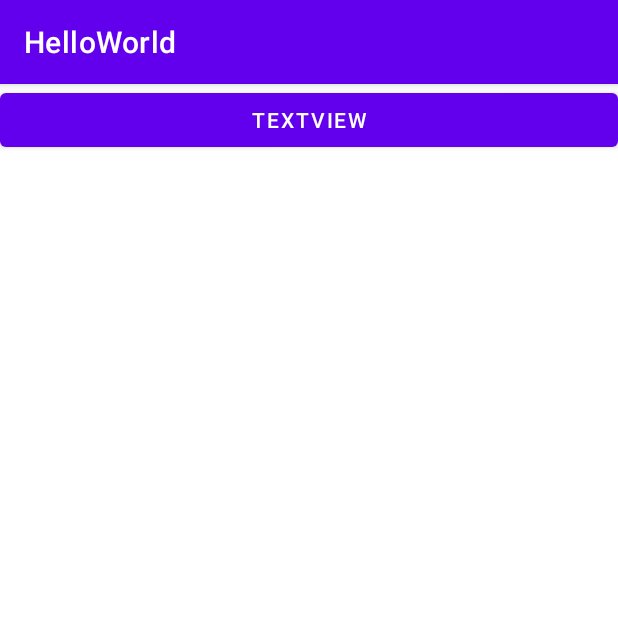
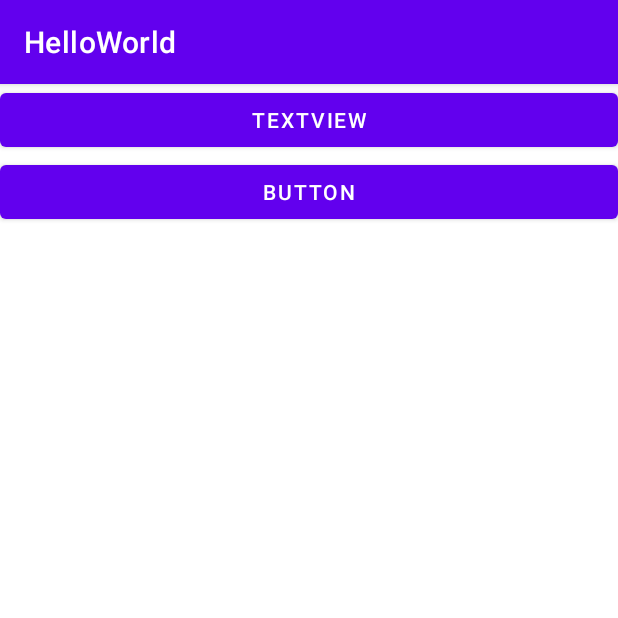
Before and after one commit to geeksfan/Android_Demo, an Android app: the screen it shows after launch (MainActivity), on a phone screen of 412 x 824 dp, the top half of it. Run offline under Robolectric (Android 15) with nearby library versions, the phone set to English and light mode, and no system bars.

Commit message:
2-3 Button 第一次

```diff
--- a/app/src/main/AndroidManifest.xml
+++ b/app/src/main/AndroidManifest.xml
@@ -9,7 +9,8 @@
         android:roundIcon="@mipmap/ic_launcher_round"
         android:supportsRtl="true"
         android:theme="@style/Theme.HelloWorld">
-        <activity android:name=".TextViexActivity"></activity>
+        <activity android:name=".ButtonActivity"></activity>
+        <activity android:name=".TextViexActivity" />
         <activity android:name=".MainActivity">
             <intent-filter>
                 <action android:name="android.intent.action.MAIN" />
--- a/app/src/main/java/com/smart4s/app/merchant/helloworld/MainActivity.java
+++ b/app/src/main/java/com/smart4s/app/merchant/helloworld/MainActivity.java
@@ -10,6 +10,7 @@ import androidx.appcompat.app.AppCompatActivity;
 public class MainActivity extends AppCompatActivity {
 
     private Button mBtnTextView;
+    private Button mTbnButton;
 
     @Override
     protected void onCreate(Bundle savedInstanceState) {
@@ -24,5 +25,14 @@ public class MainActivity extends AppCompatActivity {
                 startActivity(intent);
             }
         });
+
+        mTbnButton = findViewById(R.id.btn_button);
+        mTbnButton.setOnClickListener(new View.OnClickListener() {
+            @Override
+            public void onClick(View view) {
+                Intent intent = new Intent(MainActivity.this, ButtonActivity.class);
+                startActivity(intent);
+            }
+        });
     }
 }
--- a/app/src/main/res/layout/activity_main.xml
+++ b/app/src/main/res/layout/activity_main.xml
@@ -10,5 +10,11 @@
         android:layout_height="wrap_content"
         android:text="TextView"/>
 
+    <Button
+        android:id="@+id/btn_button"
+        android:layout_width="match_parent"
+        android:layout_height="wrap_content"
+        android:text="Button"/>
+
 
 </LinearLayout>
--- a/app/src/main/res/values/strings.xml
+++ b/app/src/main/res/values/strings.xml
@@ -2,4 +2,5 @@
     <string name="app_name">HelloWorld</string>
     <string name="tv_test1">张小盒张小盒</string>
     <string name="tv_test2">张小盒张小盒张小盒张小盒张小盒张小盒张小盒张张小盒张小盒张小盒张小盒张小盒张小盒张小盒张小盒张小盒张小盒张小盒张小盒张小盒张小盒张小盒张小盒小盒张小盒张小盒张小盒张小盒张小盒张小盒张小盒张小盒</string>
+    <string name="bt_test1">按钮</string>
 </resources>
```
Also changed, not shown: app/src/main/java/com/smart4s/app/merchant/helloworld/ButtonActivity.java (added, +14 -0 lines), app/src/main/res/drawable/bg_btn2.xml (added, +10 -0 lines), app/src/main/res/layout/activity_button.xml (added, +29 -0 lines).
